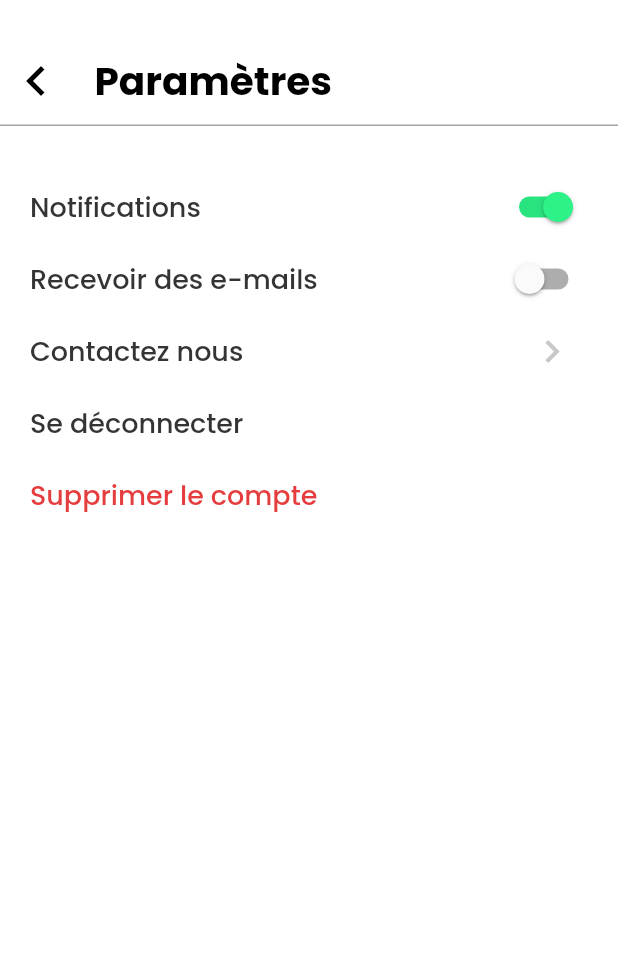
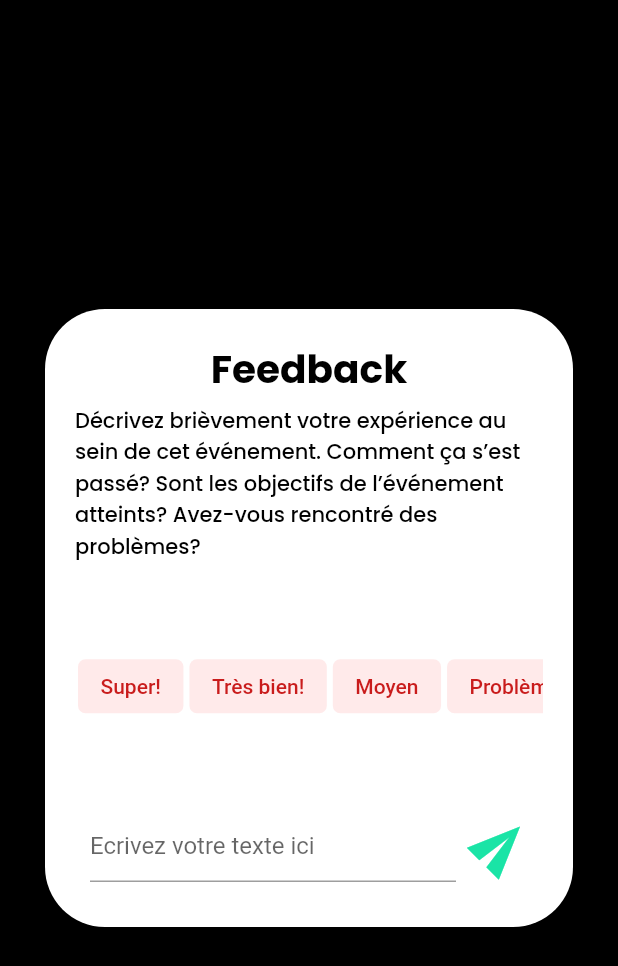
Before and after one commit to Wissam-12/hackbourak-1, a Flutter app: the screen it shows after launch, on a phone screen of 412 x 824 dp. Shown: the top 966 px of the screen. Run offline on Flutter 3.47's test engine with Material 2 defaults, Android fonts, the phone set to English and light mode, and no system bars; our stand-ins replace cloud_firestore, firebase_auth, firebase_core, fluttertoast, geocoding, google_maps_flutter and 3 more; missing offline and left inert: geocode; accounts and stored records are empty; Roboto replaces fonts that are missing (Product Sans).

Commit message:
PopUp Component

```diff
--- a/lib/main.dart
+++ b/lib/main.dart
@@ -4,6 +4,7 @@ import 'package:flutter/material.dart';
 import 'package:hackbourak/screens/EventDetails.dart';
 import 'package:hackbourak/screens/Loading.dart';
 import 'package:hackbourak/SplashScreen.dart';
+import 'package:hackbourak/screens/PopUp.dart';
 import 'package:hackbourak/screens/Profile.dart';
 
 import 'package:hackbourak/screens/RestPage.dart';
@@ -60,7 +61,7 @@ class MyApp extends StatelessWidget {
           ),
           builder: (context, snapshot) {
             if (snapshot.connectionState == ConnectionState.done) {
-              return Settings();
+              return PopUp();
             }
             return SplashScreen();
           },
--- /dev/null
+++ b/lib/screens/PopUp.dart
@@ -0,0 +1,265 @@
+import 'package:flutter/material.dart';
+import 'package:flutter/services.dart';
+
+class PopUp extends StatefulWidget {
+  const PopUp({Key? key}) : super(key: key);
+
+  @override
+  State<PopUp> createState() => _PopUpState();
+}
+
+class _PopUpState extends State<PopUp> {
+  final _text = TextEditingController();
+  bool _validate = false;
+
+  @override
+  void dispose() {
+    _text.dispose();
+    super.dispose();
+  }
+
+  @override
+  Widget build(BuildContext context) {
+    return SafeArea(
+      child: Scaffold(
+        backgroundColor: Colors.black,
+        body: Center(
+          child: Container(
+            height: MediaQuery.of(context).size.height / 2,
+            width: MediaQuery.of(context).size.width,
+            margin: const EdgeInsets.symmetric(vertical: 0, horizontal: 30),
+            padding: EdgeInsets.fromLTRB(20, 20, 20, 0),
+            decoration: BoxDecoration(
+              color: Colors.white,
+              borderRadius: BorderRadius.circular(40),
+            ),
+            child: Column(
+              children: [
+                const Text(
+                  'Feedback',
+                  style: TextStyle(
+                      color: Colors.black,
+                      fontWeight: FontWeight.w700,
+                      fontSize: 26,
+                      fontFamily: 'Poppins'),
+                ),
+                SizedBox(height: 5),
+                const Text(
+                  "Décrivez brièvement votre expérience au sein de cet événement. Comment ça s’est passé? Sont les objectifs de l’événement atteints? Avez-vous rencontré des problèmes?",
+                  style: TextStyle(
+                      color: Colors.black,
+                      fontWeight: FontWeight.w300,
+                      fontSize: 14,
+                      fontFamily: 'Poppins'),
+                ),
+                Expanded(
+                  child: ListView(
+                    scrollDirection: Axis.horizontal,
+                    children: [
+                      //Super! ==========================================
+                      TextButton(
+                          style: TextButton.styleFrom(
+                            padding: EdgeInsets.zero,
+                          ),
+                          onPressed: () {
+                            setState(() {
+                              _text.text = "Super!";
+                              //Send function here ------------
+                            });
+                          },
+                          child: Container(
+                            margin: const EdgeInsets.symmetric(
+                                vertical: 5, horizontal: 2),
+                            padding: const EdgeInsets.symmetric(
+                                vertical: 10, horizontal: 15),
+                            decoration: BoxDecoration(
+                              color: const Color(0xFFFFEAEA),
+                              borderRadius: BorderRadius.circular(5),
+                            ),
+                            child: const Text(
+                              'Super!',
+                              style: TextStyle(
+                                color: Color(0xFFC91C1C),
+                                fontWeight: FontWeight.w500,
+                                fontSize: 14,
+                              ),
+                            ),
+                          )),
+                      //Très bien! ==========================================
+                      TextButton(
+                          style: TextButton.styleFrom(
+                            padding: EdgeInsets.zero,
+                          ),
+                          onPressed: () {
+                            setState(() {
+                              _text.text = "Très Bien!";
+                              //Send function here ------------
+                            });
+                          },
+                          child: Container(
+                            margin: const EdgeInsets.symmetric(
+                                vertical: 5, horizontal: 2),
+                            padding: const EdgeInsets.symmetric(
+                                vertical: 10, horizontal: 15),
+                            decoration: BoxDecoration(
+                              color: const Color(0xFFFFEAEA),
+                              borderRadius: BorderRadius.circular(5),
+                            ),
+                            child: const Text(
+                              'Très bien!',
+                              style: TextStyle(
+                                color: Color(0xFFC91C1C),
+                                fontWeight: FontWeight.w500,
+                                fontSize: 14,
+                              ),
+                            ),
+                          )),
+                      //Moyen ==========================================
+                      TextButton(
+                          style: TextButton.styleFrom(
+                            padding: EdgeInsets.zero,
+                          ),
+                          onPressed: () {
+                            setState(() {
+                              _text.text = "Moyen";
+                              //Send function here ------------
+                            });
+                          },
+                          child: Container(
+                            margin: const EdgeInsets.symmetric(
+                                vertical: 5, horizontal: 2),
+                            padding: const EdgeInsets.symmetric(
+                                vertical: 10, horizontal: 15),
+                            decoration: BoxDecoration(
+                              color: const Color(0xFFFFEAEA),
+                              borderRadius: BorderRadius.circular(5),
+                            ),
+                            child: const Text(
+                              'Moyen',
+                              style: TextStyle(
+                                color: Color(0xFFC91C1C),
+                                fontWeight: FontWeight.w500,
+                                fontSize: 14,
+                              ),
+                            ),
+                          )),
+                      //Problème rencontré ==========================================
+                      TextButton(
+                          style: TextButton.styleFrom(
+                            padding: EdgeInsets.zero,
+                          ),
+                          onPressed: () {
+                            if (_text.text.isEmpty) {
+                              setState(() {
+                                _validate = true;
+                              });
+                            }
+                          },
+                          child: Container(
+                            margin: const EdgeInsets.symmetric(
+                                vertical: 5, horizontal: 2),
+                            padding: const EdgeInsets.symmetric(
+                                vertical: 10, horizontal: 15),
+                            decoration: BoxDecoration(
+                              color: const Color(0xFFFFEAEA),
+                              borderRadius: BorderRadius.circular(5),
+                            ),
+                            child: const Text(
+                              'Problème rencontré',
+                              style: TextStyle(
+                                color: Color(0xFFC91C1C),
+                                fontWeight: FontWeight.w500,
+                                fontSize: 14,
+                              ),
+                            ),
+                          )),
+                      //Affreux ==========================================
+                      TextButton(
+                          style: TextButton.styleFrom(
+                            padding: EdgeInsets.zero,
+                          ),
+                          onPressed: () {
+                            if (_text.text.isEmpty) {
+                              setState(() {
+                                _validate = true;
+                              });
+                            }
+                          },
+                          child: Container(
+                            margin: const EdgeInsets.symmetric(
+                                vertical: 5, horizontal: 2),
+                            padding: const EdgeInsets.symmetric(
+                                vertical: 10, horizontal: 15),
+                            decoration: BoxDecoration(
+                              color: const Color(0xFFFFEAEA),
+                              borderRadius: BorderRadius.circular(5),
+                            ),
+                            child: const Text(
+                              'Affreux',
+                              style: TextStyle(
+                                color: Color(0xFFC91C1C),
+                                fontWeight: FontWeight.w500,
+                                fontSize: 14,
+                              ),
+                            ),
+                          )),
+                    ],
+                  ),
+                ),
+                Container(
+                  margin: EdgeInsets.fromLTRB(0, 0, 0, 30),
+                  padding: EdgeInsets.symmetric(vertical: 0, horizontal: 10),
+                  // decoration: BoxDecoration(
+                  //   color: Colors.white,
+                  //   boxShadow: [
+                  //     BoxShadow(
+                  //       color: Colors.grey.withOpacity(0.5),
+                  //       spreadRadius: 5,
+                  //       blurRadius: 7,
+                  //       offset: Offset(0, 3), // changes position of shadow
+                  //     ),
+                  //   ],
+                  // ),
+                  child: Row(
+                    children: [
+                      Expanded(
+                        child: TextField(
+                          controller: _text,
+                          decoration: InputDecoration(
+                            hintText: "Ecrivez votre texte ici",
+                            errorText: _validate
+                                ? 'Veuillez spécifier vos réclamations ici'
+                                : null,
+                          ),
+                        ),
+                      ),
+                      IconButton(
+                          onPressed: () {
+                            if (_text.text.isEmpty) {
+                              setState(() {
+                                _validate = true;
+                              });
+                            } else {
+                              _validate = false;
+                              //Send Function Here -------------------------
+                            }
+                          },
+                          icon: const RotationTransition(
+                            turns: AlwaysStoppedAnimation(-45 / 360),
+                            child: Icon(
+                              Icons.send,
+                              color: Color(0xFF1AE4A6),
+                              size: 40,
+                            ),
+                          )),
+                    ],
+                  ),
+                )
+              ],
+            ),
+          ),
+        ),
+      ),
+    );
+  }
+}
--- a/lib/screens/Settings.dart
+++ b/lib/screens/Settings.dart
@@ -13,7 +13,8 @@ bool receiveEmails = false;
 class _SettingsState extends State<Settings> {
   @override
   Widget build(BuildContext context) {
-    return Scaffold(
+    return SafeArea(
+      child: Scaffold(
         backgroundColor: Colors.white,
         body: ListView(
           children: [
@@ -157,6 +158,7 @@ class _SettingsState extends State<Settings> {
             )
           ],
         ),
+      ),
     );
   }
 }
```
Lines whose indentation alone changed are shown as unchanged.
